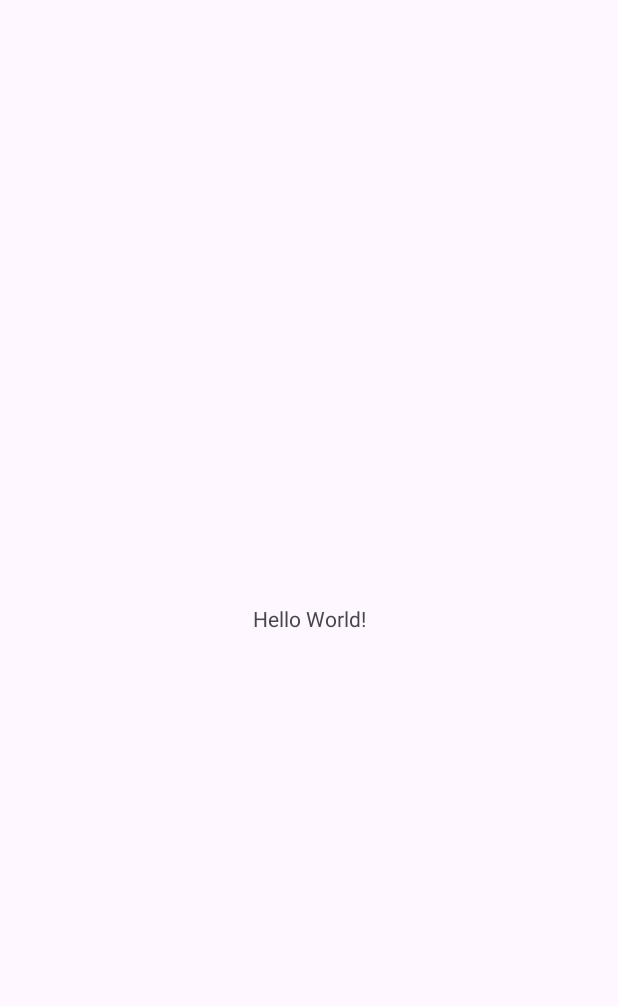
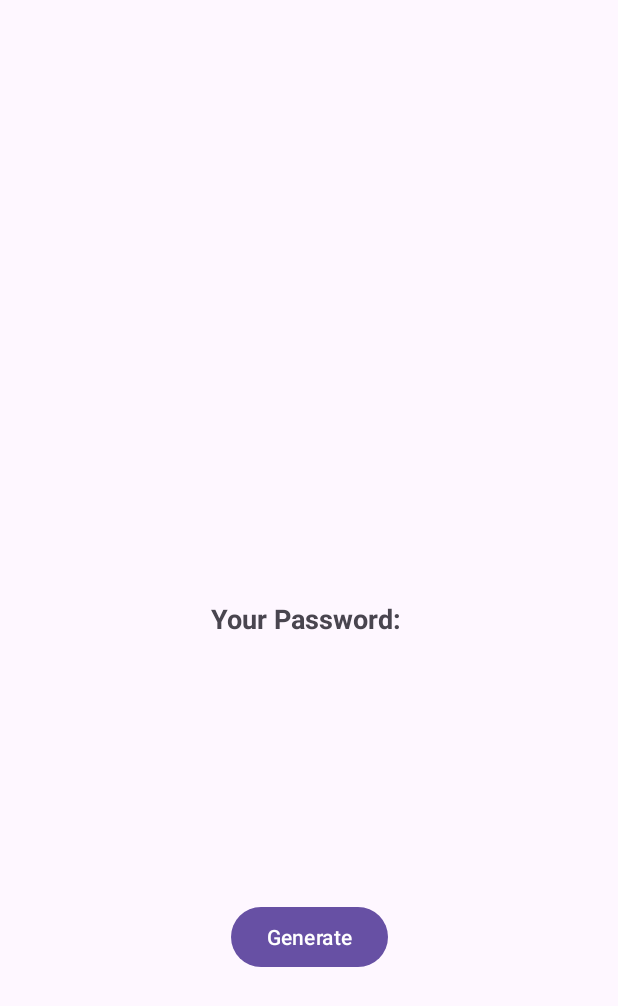
Before and after one commit to isHiteshBehera/KeyInfinity, an Android app: the screen it shows after launch (MainActivity), on a phone screen of 412 x 824 dp. Before the commit the part shown is almost empty. Shown: the top 1006 px of the screen. Run offline under Robolectric (Android 15) with nearby library versions, the phone set to English and light mode, and no system bars.

Commit message:
complete: fundamental App UI

```diff
--- a/app/src/main/res/layout/activity_main.xml
+++ b/app/src/main/res/layout/activity_main.xml
@@ -2,17 +2,34 @@
 <androidx.constraintlayout.widget.ConstraintLayout xmlns:android="http://schemas.android.com/apk/res/android"
     xmlns:app="http://schemas.android.com/apk/res-auto"
     xmlns:tools="http://schemas.android.com/tools"
+    android:id="@+id/generateButton"
     android:layout_width="match_parent"
     android:layout_height="match_parent"
     tools:context=".MainActivity">
 
     <TextView
+        android:id="@+id/passwordTextView"
+        android:layout_width="0dp"
+        android:layout_height="wrap_content"
+        android:text="Your Password: "
+        android:textSize="18sp"
+        android:textStyle="bold"
+        app:layout_constraintBottom_toBottomOf="parent"
+        app:layout_constraintEnd_toEndOf="parent"
+        app:layout_constraintHorizontal_bias="0.5"
+        app:layout_constraintStart_toStartOf="parent"
+        app:layout_constraintTop_toTopOf="parent"
+        app:layout_constraintWidth_default="wrap" />
+
+    <Button
+        android:id="@+id/button"
         android:layout_width="wrap_content"
         android:layout_height="wrap_content"
-        android:text="Hello World!"
+        android:text="Generate"
         app:layout_constraintBottom_toBottomOf="parent"
         app:layout_constraintEnd_toEndOf="parent"
         app:layout_constraintStart_toStartOf="parent"
-        app:layout_constraintTop_toTopOf="parent" />
+        app:layout_constraintTop_toBottomOf="@+id/passwordTextView" />
+
 
 </androidx.constraintlayout.widget.ConstraintLayout>
```
